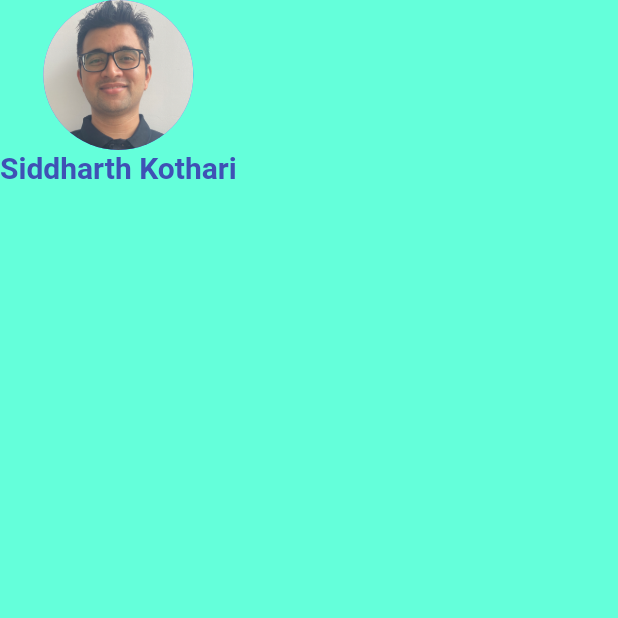
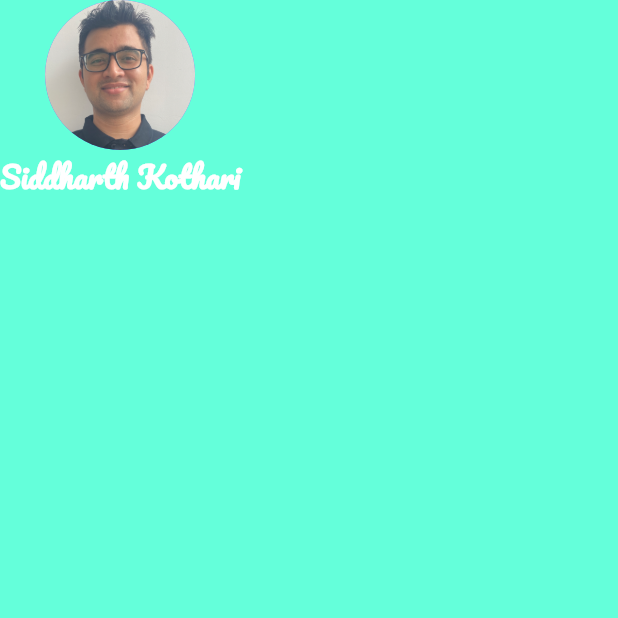
Before and after one commit to siddharth-kothari-spk/Flutter, a Flutter app: the screen it shows after launch, on a phone screen of 412 x 824 dp, the top half of it. Run offline on Flutter 3.47's test engine with Material 2 defaults, Android fonts, the phone set to English and light mode, and no system bars.

Commit message:
using Pacifico font

```diff
--- a/mi_card_flutter-master/lib/main.dart
+++ b/mi_card_flutter-master/lib/main.dart
@@ -25,7 +25,8 @@ class MyApp extends StatelessWidget {
               style: TextStyle(
                   fontSize: 20.0,
                   fontWeight: FontWeight.bold,
-                  color: Colors.indigo),
+                  color: Colors.white,
+                  fontFamily: 'Pacifico'),
             )
           ],
         )),
```
